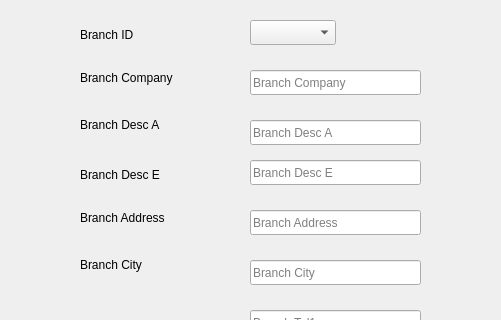
Above: HyperPosV1/Authorization/Presentation/Branch.ui from shymaa123456/hyperpos_sh before the change; both pictures show x 110 to 611 and y 0 to 320 of the 779 by 769 pixel window. Below: the same form after it.
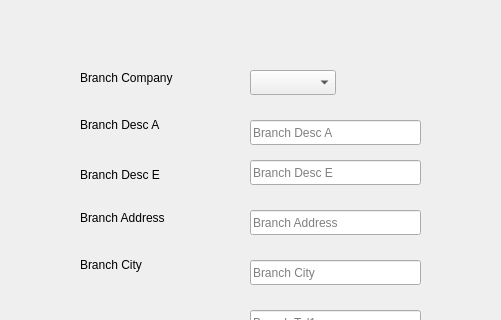
That is the form after the change.

Diff of the .ui file:
```diff
--- a/HyperPosV1/Authorization/Presentation/Branch.ui
+++ b/HyperPosV1/Authorization/Presentation/Branch.ui
@@ -13,19 +13,6 @@
   <property name="windowTitle">
    <string>Branch</string>
   </property>
-  <widget class="QLineEdit" name="QLE_branchCompany">
-   <property name="geometry">
-    <rect>
-     <x>360</x>
-     <y>70</y>
-     <width>171</width>
-     <height>25</height>
-    </rect>
-   </property>
-   <property name="placeholderText">
-    <string>Branch Company</string>
-   </property>
-  </widget>
   <widget class="QLineEdit" name="QLE_branchDescA">
    <property name="geometry">
     <rect>
@@ -123,24 +110,11 @@
     <string>Branch Company</string>
    </property>
   </widget>
-  <widget class="QLabel" name="QLL_branchId">
-   <property name="geometry">
-    <rect>
-     <x>190</x>
-     <y>20</y>
-     <width>99</width>
-     <height>29</height>
-    </rect>
-   </property>
-   <property name="text">
-    <string>Branch ID</string>
-   </property>
-  </widget>
-  <widget class="QComboBox" name="CMB_branchId">
+  <widget class="QComboBox" name="CMB_branchCompany">
    <property name="geometry">
     <rect>
      <x>360</x>
-     <y>20</y>
+     <y>70</y>
      <width>86</width>
      <height>25</height>
     </rect>
```
